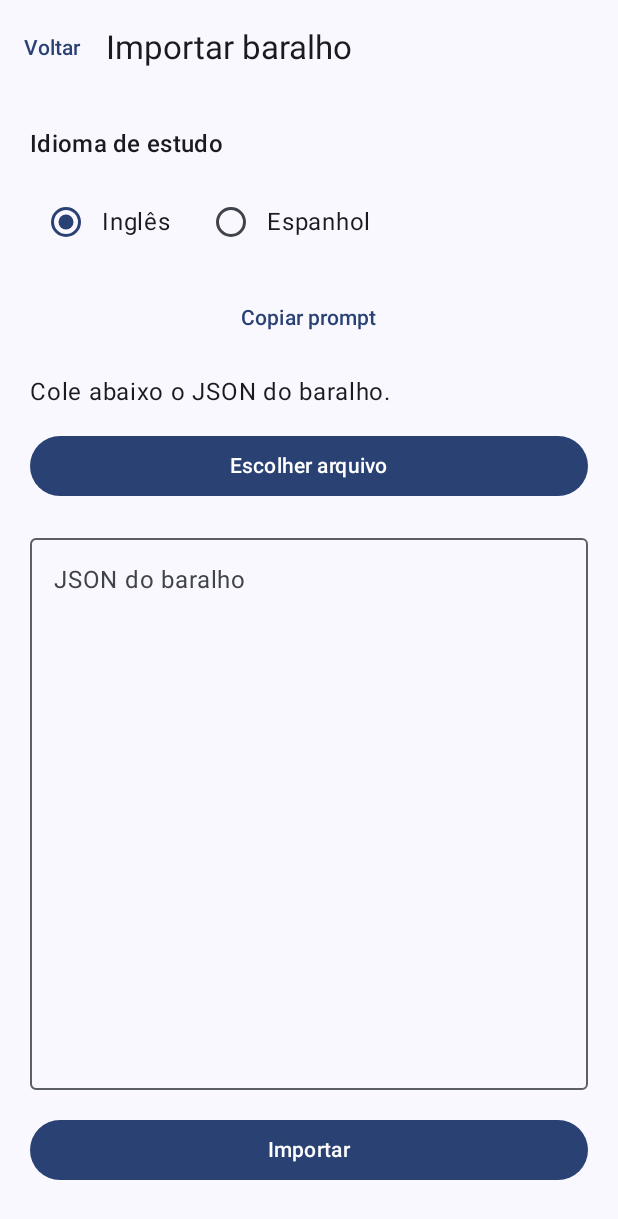
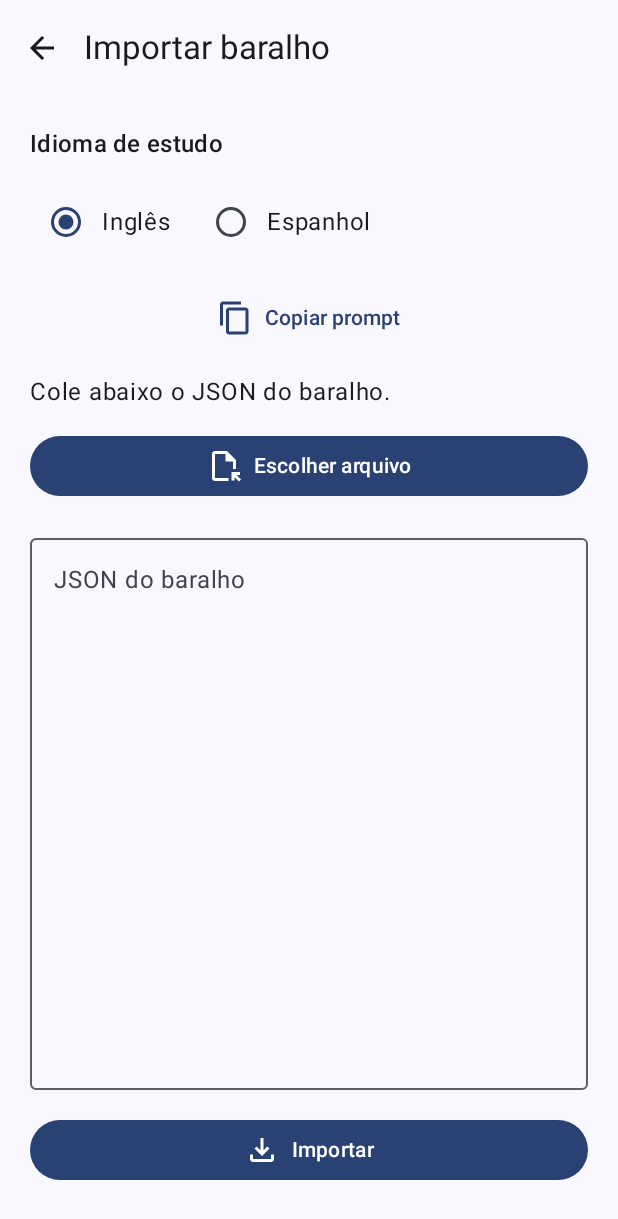
Before and after one commit to crisgdo/FlashLang, an Android app built with Jetpack Compose: the ImportScreen screen opened through its navigation route, on a phone screen of 412 x 824 dp. Shown: the top 1219 px of the screen. Run offline under Robolectric (Android 15) with nearby library versions, the phone set to English and light mode, and no system bars; our stand-ins replace Room's generated code.

Commit message:
Ícones Outlined do Material e ajustes de layout

```diff
--- a/app/build.gradle.kts
+++ b/app/build.gradle.kts
@@ -42,6 +42,7 @@ dependencies {
     implementation(platform(libs.androidx.compose.bom))
     implementation(libs.androidx.activity.compose)
     implementation(libs.androidx.compose.material3)
+    implementation(libs.androidx.compose.material.icons.extended)
     implementation(libs.androidx.compose.ui)
     implementation(libs.androidx.compose.ui.graphics)
     implementation(libs.androidx.compose.ui.tooling.preview)
--- a/app/src/main/java/com/cristiano/flashlang/ui/importdeck/ImportScreen.kt
+++ b/app/src/main/java/com/cristiano/flashlang/ui/importdeck/ImportScreen.kt
@@ -15,6 +15,8 @@ import androidx.compose.material3.Button
 import androidx.compose.material3.AlertDialog
 import androidx.compose.material3.CircularProgressIndicator
 import androidx.compose.material3.ExperimentalMaterial3Api
+import androidx.compose.material3.Icon
+import androidx.compose.material3.IconButton
 import androidx.compose.material3.RadioButton
 import androidx.compose.material3.MaterialTheme
 import androidx.compose.material3.OutlinedTextField
@@ -38,6 +40,11 @@ import androidx.compose.runtime.getValue
 import androidx.compose.ui.Modifier
 import androidx.compose.ui.unit.dp
 import androidx.compose.ui.text.AnnotatedString
+import androidx.compose.material.icons.Icons
+import androidx.compose.material.icons.automirrored.outlined.ArrowBack
+import androidx.compose.material.icons.outlined.ContentCopy
+import androidx.compose.material.icons.outlined.FileOpen
+import androidx.compose.material.icons.outlined.FileDownload
 import kotlinx.coroutines.launch
 import kotlinx.coroutines.Dispatchers
 import kotlinx.coroutines.withContext
@@ -70,9 +77,14 @@ fun ImportScreen(viewModel: ImportViewModel, onImportSuccess: () -> Unit, onBack
 
     Scaffold(
         snackbarHost = { SnackbarHost(snackbarHostState) },
-        topBar = { TopAppBar(title = { Text("Importar baralho") }, navigationIcon = {
-            androidx.compose.material3.TextButton(onClick = onBack) { Text("Voltar") }
-        }) },
+        topBar = {
+            TopAppBar(
+                title = { Text("Importar baralho") },
+                navigationIcon = {
+                    IconButton(onClick = onBack) { Icon(Icons.AutoMirrored.Outlined.ArrowBack, contentDescription = "Voltar") }
+                },
+            )
+        },
     ) { padding ->
         Column(
             modifier = Modifier.fillMaxSize().padding(padding).verticalScroll(rememberScrollState()).padding(20.dp),
@@ -92,13 +104,21 @@ fun ImportScreen(viewModel: ImportViewModel, onImportSuccess: () -> Unit, onBack
                     coroutineScope.launch { snackbarHostState.showSnackbar("Prompt copiado!") }
                 },
                 modifier = Modifier.fillMaxWidth(),
-            ) { Text("Copiar prompt") }
+            ) {
+                Icon(Icons.Outlined.ContentCopy, contentDescription = null)
+                androidx.compose.foundation.layout.Spacer(Modifier.width(8.dp))
+                Text("Copiar prompt")
+            }
             Text("Cole abaixo o JSON do baralho.", style = MaterialTheme.typography.bodyLarge)
             Button(
                 onClick = { documentPicker.launch(arrayOf("application/json", "text/*", "application/octet-stream")) },
                 enabled = !state.isSaving,
                 modifier = Modifier.fillMaxWidth(),
-            ) { Text("Escolher arquivo") }
+            ) {
+                Icon(Icons.Outlined.FileOpen, contentDescription = null)
+                androidx.compose.foundation.layout.Spacer(Modifier.width(8.dp))
+                Text("Escolher arquivo")
+            }
             OutlinedTextField(
                 value = state.jsonText,
                 onValueChange = viewModel::onJsonChanged,
@@ -115,7 +135,11 @@ fun ImportScreen(viewModel: ImportViewModel, onImportSuccess: () -> Unit, onBack
                 modifier = Modifier.fillMaxWidth(),
             ) {
                 if (state.isSaving) CircularProgressIndicator()
-                else Text("Importar")
+                else {
+                    Icon(Icons.Outlined.FileDownload, contentDescription = null)
+                    androidx.compose.foundation.layout.Spacer(Modifier.width(8.dp))
+                    Text("Importar")
+                }
             }
         }
     }
--- a/gradle/libs.versions.toml
+++ b/gradle/libs.versions.toml
@@ -29,6 +29,7 @@ androidx-compose-ui-tooling-preview = { group = "androidx.compose.ui", name = "u
 androidx-compose-ui-test-manifest = { group = "androidx.compose.ui", name = "ui-test-manifest" }
 androidx-compose-ui-test-junit4 = { group = "androidx.compose.ui", name = "ui-test-junit4" }
 androidx-compose-material3 = { group = "androidx.compose.material3", name = "material3" }
+androidx-compose-material-icons-extended = { group = "androidx.compose.material", name = "material-icons-extended" }
 androidx-room-runtime = { group = "androidx.room", name = "room-runtime", version.ref = "room" }
 androidx-room-ktx = { group = "androidx.room", name = "room-ktx", version.ref = "room" }
 androidx-room-compiler = { group = "androidx.room", name = "room-compiler", version.ref = "room" }
```
Also changed, not shown: app/src/main/java/com/cristiano/flashlang/ui/home/HomeScreen.kt (+22 -6 lines), app/src/main/java/com/cristiano/flashlang/ui/manage/CardEditorScreen.kt (+17 -2 lines), app/src/main/java/com/cristiano/flashlang/ui/manage/ManageCardsScreen.kt (+33 -8 lines), app/src/main/java/com/cristiano/flashlang/ui/study/StudyScreen.kt (+24 -4 lines).
